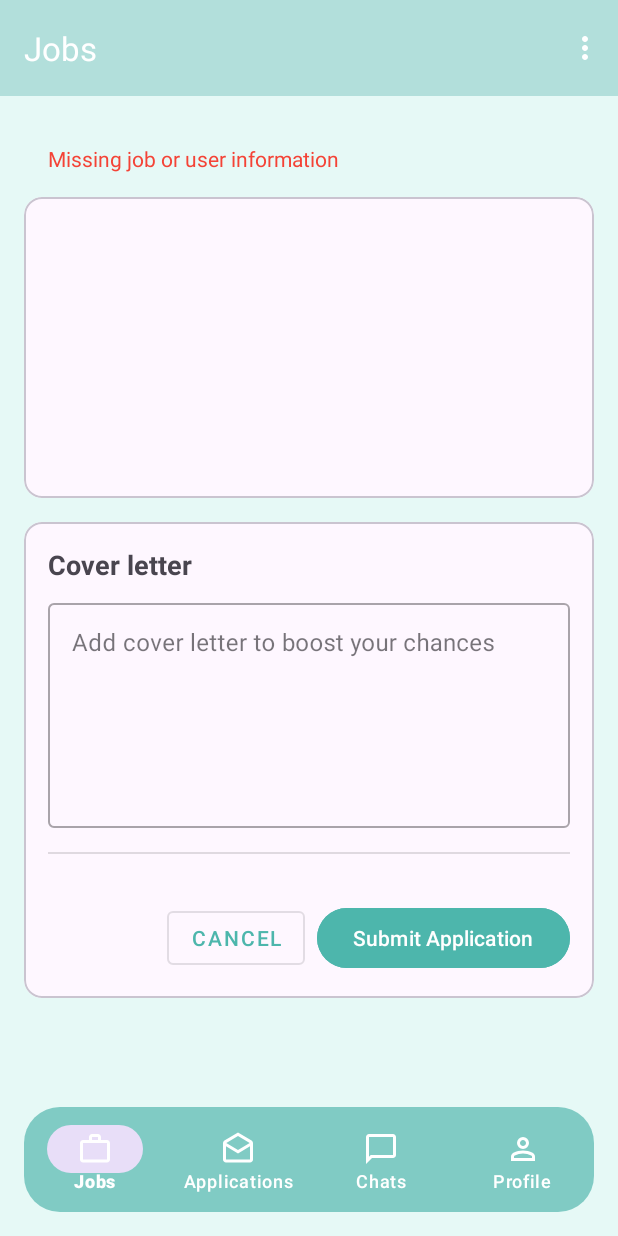
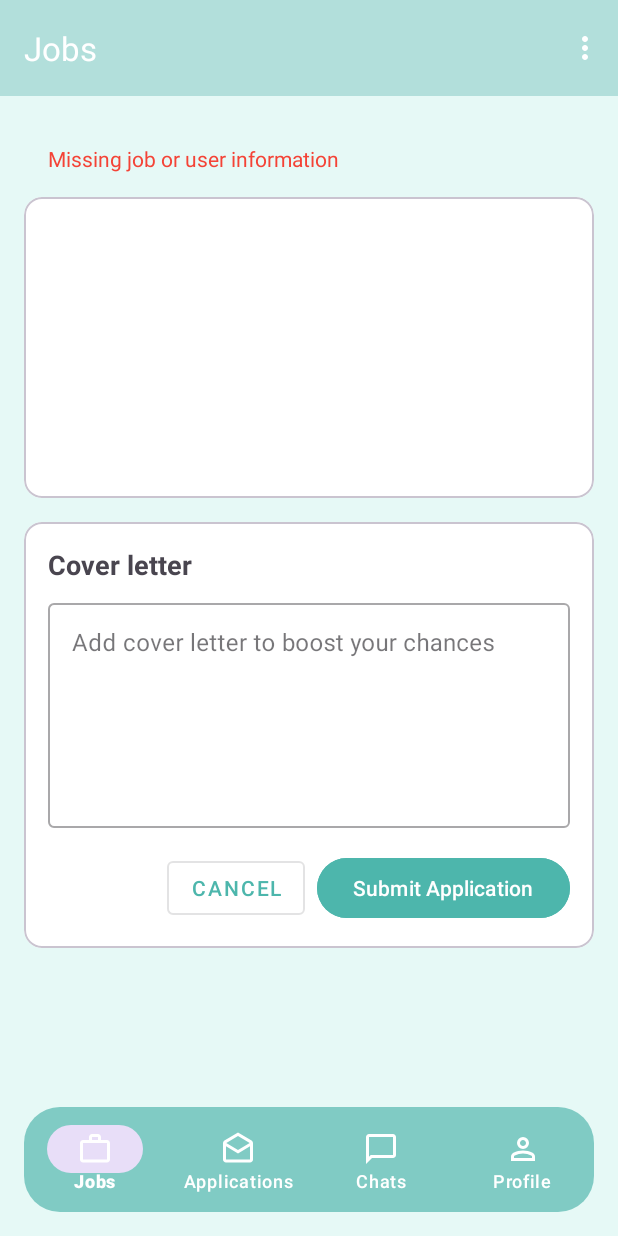
Before and after one commit to Engeliiica/GradConnect, an Android app: the fragment GraduateJobApplicationFragment placed in its activity, on a phone screen of 412 x 824 dp. Run offline under Robolectric (Android 15) with nearby library versions, the phone set to English and light mode, and no system bars; our stand-ins replace CircleImageView, Firebase (no records; nobody signed in at launch, a user with empty details on screens opened directly), navigation-ui; 2 statements that could not run were skipped.

Commit message:
modify layout files

```diff
--- a/app/src/main/res/layout/activity_employer_chat_main.xml
+++ b/app/src/main/res/layout/activity_employer_chat_main.xml
@@ -6,7 +6,7 @@
     android:layout_width="match_parent"
     android:layout_height="match_parent"
     android:background="#E6F9F6"
-    tools:context=".screens.graduate.chats.CandidateChatActivity">
+    tools:context=".screens.graduate.chats.GraduateChatActivity">
 
     <!-- Optional emoji background -->
     <TextView
@@ -16,7 +16,7 @@
         android:layout_marginStart="12dp"
         android:layout_marginTop="64dp"
         android:alpha="0.08"
-        android:text="🔗"
+        android:text="🔗🔗🔗🔗🔗🔗🔗🔗🔗🔗🔗🔗🔗🔗🔗🔗🔗🔗🔗🔗🔗🔗🔗🔗🔗🔗🔗🔗🔗🔗🔗🔗🔗🔗🔗🔗🔗🔗🔗🔗🔗🔗🔗🔗🔗🔗🔗🔗🔗🔗🔗🔗🔗🔗🔗🔗🔗🔗🔗🔗🔗🔗🔗🔗🔗🔗🔗🔗🔗🔗🔗🔗🔗🔗🔗🔗🔗🔗🔗🔗🔗🔗🔗🔗🔗🔗🔗🔗🔗🔗🔗🔗🔗🔗🔗"
         android:textSize="72sp"
         app:layout_constraintStart_toStartOf="parent"
         app:layout_constraintTop_toTopOf="parent" />
--- a/app/src/main/res/layout/activity_graduate_chat_main.xml
+++ b/app/src/main/res/layout/activity_graduate_chat_main.xml
@@ -6,7 +6,7 @@
     android:layout_width="match_parent"
     android:layout_height="match_parent"
     android:background="#E6F9F6"
-    tools:context=".screens.graduate.chats.CandidateChatActivity">
+    tools:context=".screens.graduate.chats.GraduateChatActivity">
 
     <!-- Optional emoji background -->
     <TextView
--- a/app/src/main/res/layout/fragment_graduate_applications.xml
+++ b/app/src/main/res/layout/fragment_graduate_applications.xml
@@ -29,8 +29,9 @@
             <androidx.recyclerview.widget.RecyclerView
                 android:id="@+id/rvJobApplications"
                 android:layout_width="match_parent"
-                android:layout_height="match_parent"
-                android:contentDescription="Job listings"
+                android:layout_height="0dp"
+                android:layout_weight="1"
+                android:contentDescription="Job Posts"
                 android:accessibilityLiveRegion="polite"
                 app:layoutManager="androidx.recyclerview.widget.LinearLayoutManager"
                 tools:listitem="@layout/job_application_item" />
--- a/app/src/main/res/layout/fragment_graduate_job_application.xml
+++ b/app/src/main/res/layout/fragment_graduate_job_application.xml
@@ -28,6 +28,7 @@
         <com.google.android.material.card.MaterialCardView
             android:layout_width="match_parent"
             android:layout_height="wrap_content"
+            android:backgroundTint="#FFFFFF"
             android:layout_marginBottom="16dp">
 
             <LinearLayout
@@ -98,6 +99,7 @@
         <!-- Application Form Card -->
         <com.google.android.material.card.MaterialCardView
             android:layout_width="match_parent"
+            android:backgroundTint="#FFFFFF"
             android:layout_height="wrap_content">
 
             <LinearLayout
@@ -116,6 +118,7 @@
                 <com.google.android.material.textfield.TextInputLayout
                     android:layout_width="match_parent"
                     android:layout_height="wrap_content"
+                    android:backgroundTint="#FFFFFF"
                     android:layout_marginTop="8dp"
                     style="@style/Widget.MaterialComponents.TextInputLayout.OutlinedBox">
 
@@ -128,12 +131,6 @@
                         android:gravity="top"/>
                 </com.google.android.material.textfield.TextInputLayout>
 
-                <View
-                    android:layout_width="match_parent"
-                    android:layout_height="1dp"
-                    android:background="?android:attr/listDivider"
-                    android:layout_marginTop="16dp"
-                    android:layout_marginBottom="16dp"/>
 
                 <TextView
                     android:layout_width="match_parent"
@@ -184,12 +181,12 @@
 
                     <Button
                         android:id="@+id/cancelButton"
+                        style="@style/Widget.MaterialComponents.Button.OutlinedButton"
                         android:layout_width="wrap_content"
                         android:layout_height="wrap_content"
-                        android:textColor="#4DB6AC"
+                        android:layout_marginEnd="8dp"
                         android:text="Cancel"
-                        style="@style/Widget.MaterialComponents.Button.OutlinedButton"
-                        android:layout_marginEnd="8dp"/>
+                        android:textColor="#4DB6AC" />
 
                     <Button
                         android:id="@+id/submitButton"
--- a/app/src/main/res/layout/fragment_graduate_jobs.xml
+++ b/app/src/main/res/layout/fragment_graduate_jobs.xml
@@ -43,6 +43,7 @@
                     style="@style/Widget.MaterialComponents.Button.TextButton"
                     android:layout_width="wrap_content"
                     android:layout_height="wrap_content"
+                    android:textColor="#4DB6AC"
                     android:text="Select Filters"
                     />
             </LinearLayout>
--- a/app/src/main/res/layout/fragment_graduate_single_application.xml
+++ b/app/src/main/res/layout/fragment_graduate_single_application.xml
@@ -212,6 +212,7 @@
                         android:id="@+id/tvPortfolioLabel"
                         android:layout_width="match_parent"
                         android:layout_height="wrap_content"
+                        android:visibility="gone"
                         android:text="Portfolio"
                         android:textSize="18sp"
                         android:textStyle="bold"
@@ -222,12 +223,14 @@
                         android:layout_width="match_parent"
                         android:layout_height="1dp"
                         android:background="#D3D3D3"
+                        android:visibility="gone"
                         android:layout_marginVertical="8dp"/>
 
                     <TextView
                         android:id="@+id/tvPortfolioLink"
                         android:layout_width="wrap_content"
                         android:layout_height="wrap_content"
+                        android:visibility="gone"
                         android:autoLink="web"
                         android:textColor="@color/secondary_variant"
                         tools:text="se" />
@@ -236,6 +239,7 @@
                         android:id="@+id/tvLinkedinLabel"
                         android:layout_width="match_parent"
                         android:layout_height="wrap_content"
+                        android:visibility="gone"
                         android:text="LinkedIn"
                         android:textSize="18sp"
                         android:textStyle="bold"
@@ -246,6 +250,7 @@
                         android:id="@+id/linkedinDivider"
                         android:layout_width="match_parent"
                         android:layout_height="1dp"
+                        android:visibility="gone"
                         android:background="#D3D3D3"
                         android:layout_marginVertical="8dp" />
 
@@ -301,6 +306,7 @@
                             android:backgroundTint="#4DB6AC"
                             app:cornerRadius="12dp"/>
 
+
                         <Button
                             android:id="@+id/btnDelete"
                             android:layout_width="match_parent"
```
Also changed, not shown: app/src/main/java/com/pbde/gradconnect/data/repository/JobsRepository.java (+7 -4 lines), app/src/main/java/com/pbde/gradconnect/screens/employer/jobs/EmployerSingleJobViewModel.java (+9 -4 lines), app/src/main/res/layout/fragment_graduate_single_job.xml (+11 -2 lines), 1 other file.
